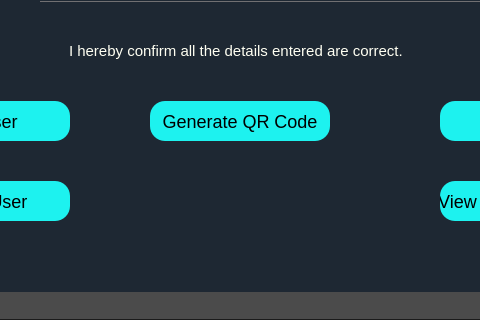
Above: UI/main_menu2.ui from mranonymod/PyProject before the change; both pictures show x 259 to 739 and y 283 to 603 of the 961 by 603 pixel window. Below: the same form after it.
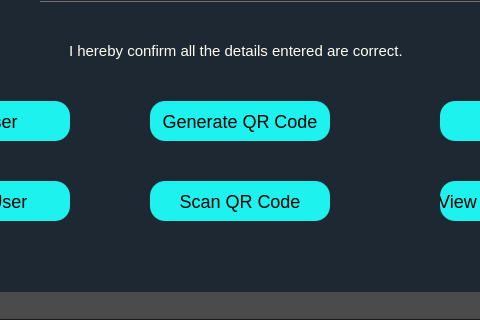
That is the form after the change. The open tabs and pages were chosen to show the change. Icons and pictures are not drawn.

Diff of the .ui file:
```diff
--- a/UI/main_menu2.ui
+++ b/UI/main_menu2.ui
@@ -950,6 +950,19 @@
                 <string>Generate QR Code</string>
                </property>
               </widget>
+              <widget class="QPushButton" name="qr_2">
+               <property name="geometry">
+                <rect>
+                 <x>340</x>
+                 <y>390</y>
+                 <width>180</width>
+                 <height>40</height>
+                </rect>
+               </property>
+               <property name="text">
+                <string>Scan QR Code</string>
+               </property>
+              </widget>
              </widget>
             </widget>
            </widget>
```
